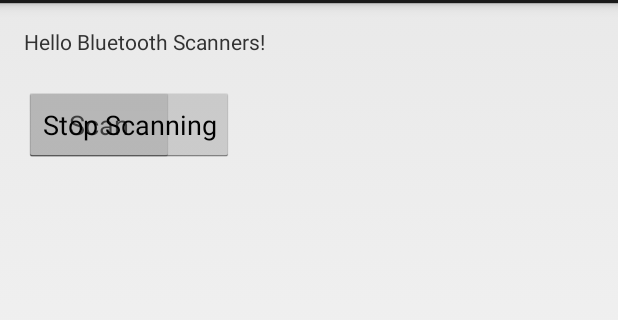
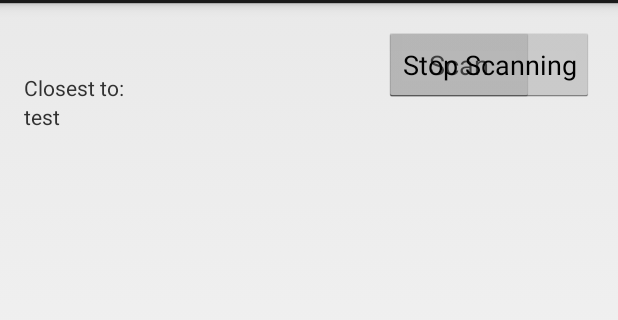
Before and after one commit to gilbertgit/spike_ble_location, an Android app: the layout activity_main.xml on its own in the app's theme, with its tools: preview values and no code run, on a phone screen of 412 x 824 dp, the part 69-389 px from its top. Run offline under Robolectric (Android 15) with nearby library versions, the phone set to English and light mode, and no system bars.

Commit message:
location closest beacon

```diff
--- a/app/src/main/res/layout/activity_main.xml
+++ b/app/src/main/res/layout/activity_main.xml
@@ -11,31 +11,52 @@
     android:paddingTop="16dp"
     tools:context="com.cphandheld.spike_ble_location.MainActivity">
 
-    <TextView
-        android:layout_width="wrap_content"
-        android:layout_height="wrap_content"
-        android:text="Hello Bluetooth Scanners!" />
-
     <Button
         android:layout_width="100dp"
         android:layout_height="50dp"
         android:text="Scan"
         android:id="@+id/StartScanButton"
-        android:layout_marginTop="40dp"/>
+        android:layout_alignParentTop="true"
+        android:layout_alignStart="@+id/StopScanButton"/>
 
     <Button
         android:layout_width="wrap_content"
         android:layout_height="50dp"
         android:text="Stop Scanning"
         android:id="@+id/StopScanButton"
-        android:layout_marginTop="40dp"/>
+        android:layout_alignParentTop="true"
+        android:layout_alignParentEnd="true"/>
+
+    <!--<TextView-->
+        <!--android:layout_width="match_parent"-->
+        <!--android:layout_height="match_parent"-->
+        <!--android:layout_marginTop="100dp"-->
+        <!--android:id="@+id/PeripheralTextView"-->
+        <!--android:scrollbars="vertical"-->
+        <!--android:maxLines="30" />-->
+    <TextView
+        android:id="@+id/textViewClosestTo"
+        android:layout_width="wrap_content"
+        android:layout_height="wrap_content"
+        android:text="test"
+        android:layout_below="@+id/StartScanButton"
+        android:layout_alignParentStart="true"/>
 
     <TextView
+        android:id="@+id/textView2"
+        android:layout_width="wrap_content"
+        android:layout_height="wrap_content"
+        android:text="Closest to:"
+        android:layout_alignBottom="@+id/StartScanButton"
+        android:layout_alignParentStart="true"/>
+
+    <ListView
+        android:id="@+id/listViewBeacons"
         android:layout_width="match_parent"
         android:layout_height="match_parent"
-        android:layout_marginTop="100dp"
-        android:id="@+id/PeripheralTextView"
-        android:scrollbars="vertical"
-        android:maxLines="30" />
+        android:layout_alignParentStart="true"
+        android:layout_below="@+id/textViewClosestTo"
+        android:layout_marginTop="24dp"
+        android:dividerHeight="3dp"/>
 
 </RelativeLayout>
```
Also changed, not shown: app/src/main/java/com/cphandheld/spike_ble_location/Beacon.java (added, +51 -0 lines), app/src/main/java/com/cphandheld/spike_ble_location/BeaconComparator.java (added, +14 -0 lines), app/src/main/java/com/cphandheld/spike_ble_location/BeaconListAdapter.java (added, +78 -0 lines), app/src/main/java/com/cphandheld/spike_ble_location/MainActivity.java (+70 -14 lines), app/src/main/res/layout/listitem_beacon.xml (added, +61 -0 lines).
